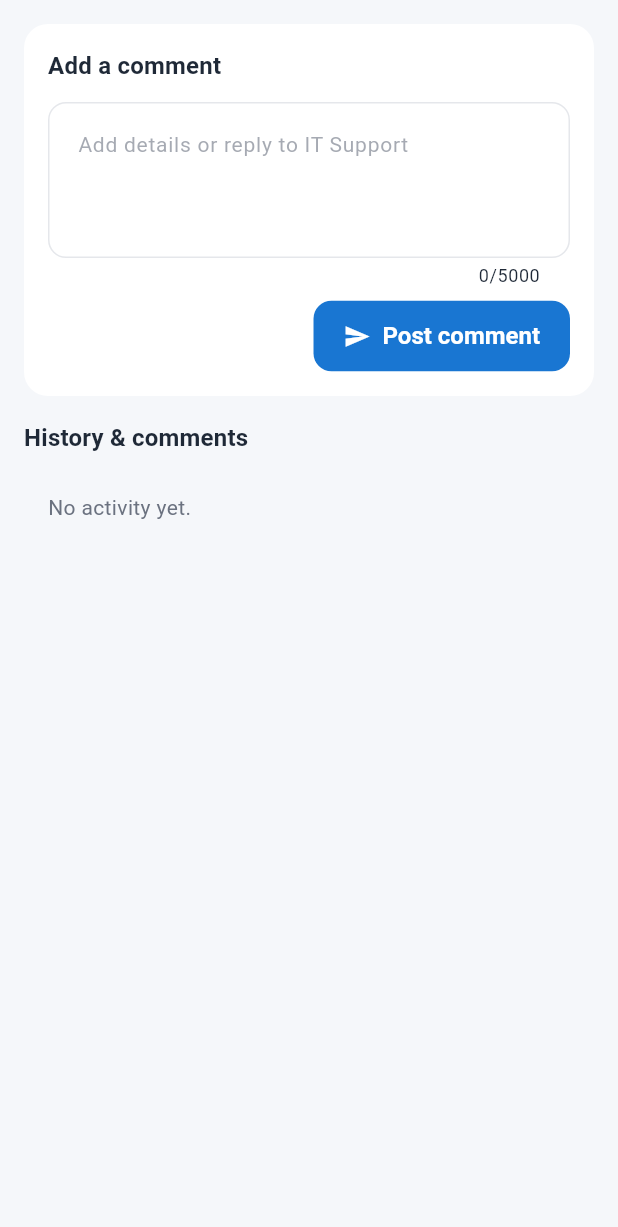
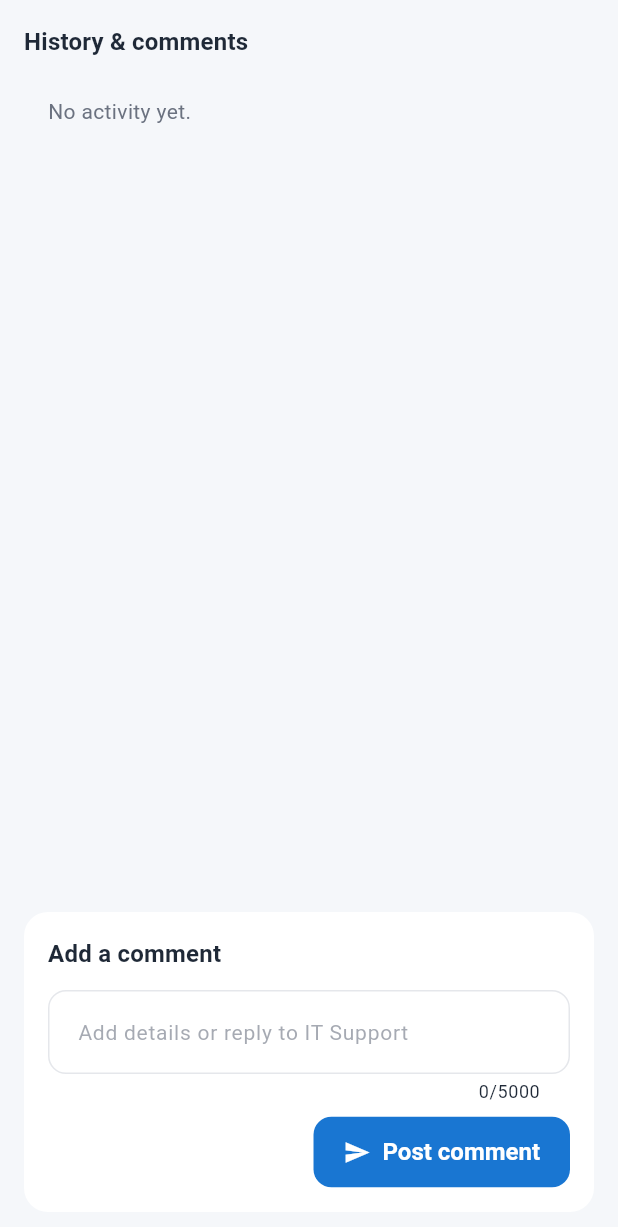
Before and after one commit to assyaref/itsr-radiant-group-duri, a Flutter app: the _CommentsTab widget shown alone on an empty page, opened directly with empty values, on a phone screen of 412 x 824 dp. Shown: the top 1227 px of the screen. Run offline on Flutter 3.47's test engine with Material 3 defaults, Android fonts, the phone set to English and light mode, and no system bars; our stand-ins replace flutter_riverpod, go_router, supabase_flutter; missing offline and left inert: dart:html; accounts and stored records are empty; project files that could hold a hidden picture were left out.

Commit message:
fix(detail): pin comment composer to bottom of chat tab
The comment field lived inside the scrollable, so Flutter's
ensure-visible logic nudged the whole page downward on every
keystroke. The history list now scrolls on its own and the composer
stays pinned to the bottom; dead keyboard-avoidance helper removed.

Co-Authored-By: Claude Code <noreply@anthropic.com>

```diff
--- a/lib/screens/ticket_detail_screen.dart
+++ b/lib/screens/ticket_detail_screen.dart
@@ -501,12 +501,33 @@ class _CommentsTabState extends ConsumerState<_CommentsTab> with _ActionRunner {
       for (final c in widget.detail.comments) (c.createdAt, _CommentItem(c)),
     ]..sort((x, y) => y.$1.compareTo(x.$1)); // newest first
 
-    return SingleChildScrollView(
+    // Chat layout: history scrolls on top, the comment input is pinned to the
+    // bottom. Keeping the text field OUT of the scrollable stops Flutter's
+    // ensure-visible logic from nudging the page down on every keystroke.
+    return Column(
+      crossAxisAlignment: CrossAxisAlignment.stretch,
+      children: [
+        Expanded(
+          child: SingleChildScrollView(
             padding: const EdgeInsets.all(16),
             child: Column(
               crossAxisAlignment: CrossAxisAlignment.stretch,
               children: [
-          Card(
+                Text('History & comments', style: Theme.of(context).textTheme.titleMedium),
+                const SizedBox(height: 8),
+                if (events.isEmpty)
+                  const Padding(
+                    padding: EdgeInsets.all(16),
+                    child: Text('No activity yet.'),
+                  ),
+                for (final e in events) e.$2,
+              ],
+            ),
+          ),
+        ),
+        Padding(
+          padding: const EdgeInsets.fromLTRB(16, 0, 16, 16),
+          child: Card(
             elevation: 0,
             child: Padding(
               padding: const EdgeInsets.all(16),
@@ -519,9 +540,10 @@ class _CommentsTabState extends ConsumerState<_CommentsTab> with _ActionRunner {
                     key: const Key('comment_field'),
                     controller: _text,
                     enabled: !busy,
-                    minLines: 3,
-                    maxLines: 8,
+                    minLines: 1,
+                    maxLines: 5,
                     maxLength: 5000,
+                    scrollPadding: const EdgeInsets.only(bottom: 80),
                     decoration: InputDecoration(
                       hintText: staff
                           ? 'Reply to the employee, or add a technical note'
@@ -553,17 +575,8 @@ class _CommentsTabState extends ConsumerState<_CommentsTab> with _ActionRunner {
               ),
             ),
           ),
-          const SizedBox(height: 16),
-          Text('History & comments', style: Theme.of(context).textTheme.titleMedium),
-          const SizedBox(height: 8),
-          if (events.isEmpty)
-            const Padding(
-              padding: EdgeInsets.all(16),
-              child: Text('No activity yet.'),
         ),
-          for (final e in events) e.$2,
       ],
-      ),
     );
   }
 }
@@ -854,28 +867,6 @@ String describeActivity(ActivityModel a) {
     _ => 'status ${Fmt.status(a.oldValue)} â†’ ${Fmt.status(a.newValue)} by $who',
   };
 }
-/// Keyboard avoidance fix: prevent the view from moving upward when
-/// typing in the comment input. This is achieved by:
-/// 1. Using FocusScope with a FocusNode that can request focus
-/// 2. Adding padding that accounts for the keyboard insets
-/// 3. Using SingleChildScrollView with proper scroll behavior
-///
-/// The fix wraps the column children with appropriate insets to ensure
-/// the comment input area stays visible without causing the entire page
-/// to scrolly upward unexpectedly.
-Widget _buildKeyboardAvoidance(BuildContext child) {
-  return GestureDetector(
-    onTap: () => FocusScope.of(context).unfocus(),
-    child: SingleChildScrollView(
-      physics: const AlwaysScrollableScrollPhysics(),
-      padding: EdgeInsets.only(
-        bottom: MediaQuery.of(context).viewInsets.bottom,
-      ),
-      child: child,
-    ),
-  );
-}
-
 /// A tab bar view that wraps its children with keyboard avoidance logic,
 /// preventing the view from moving upward when typing in comment inputs.
 /// When the user taps outside the focused field, the keyboard dismisses.
```
Lines whose indentation alone changed are shown as unchanged.
